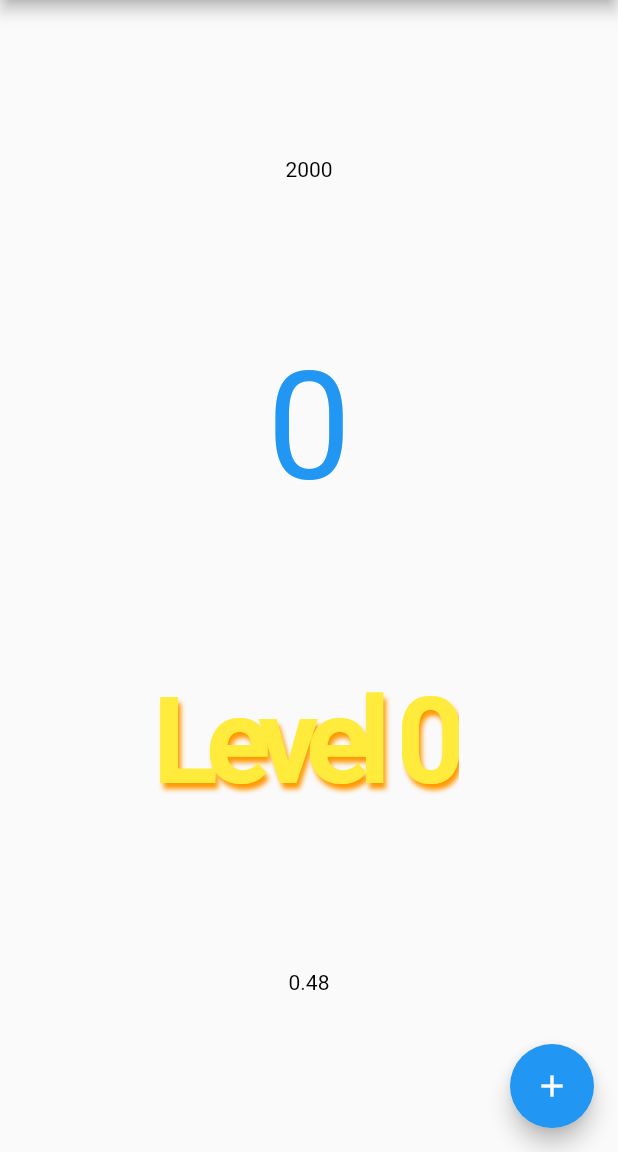
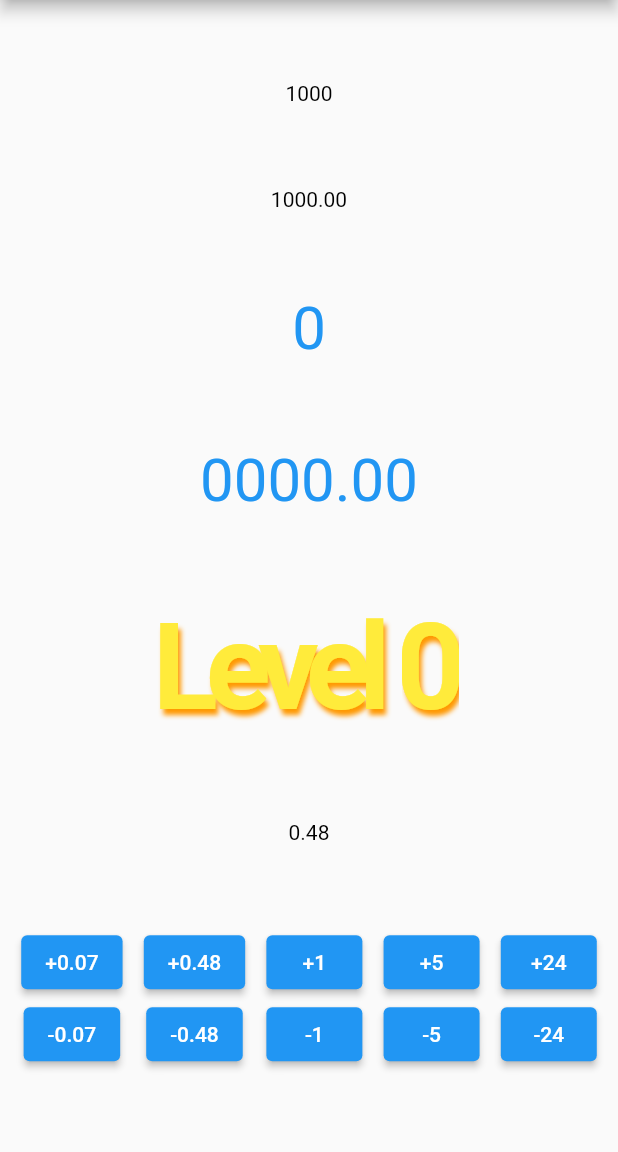
Before and after one commit to h65wang/flutter-animated-counter, a Flutter app: the screen it shows after launch, on a phone screen of 412 x 824 dp, the part 84-1236 px from its top. Run offline on Flutter 3.47's test engine with Material 2 defaults, Android fonts, the phone set to English and light mode, and no system bars.

Commit message:
Add `wholeDigits` property; update example project

```diff
--- a/example/lib/main.dart
+++ b/example/lib/main.dart
@@ -33,13 +33,26 @@ class _MyHomePageState extends State<MyHomePage> {
           mainAxisAlignment: MainAxisAlignment.spaceEvenly,
           children: [
             AnimatedFlipCounter(
-              value: 2000 + _value,
+              value: 1000 + _value,
+            ),
+            AnimatedFlipCounter(
+              value: 1000 + _value,
+              wholeDigits: 4,
+              fractionDigits: 2,
             ),
             AnimatedFlipCounter(
               value: _value,
               duration: Duration(seconds: 1),
               curve: Curves.bounceOut,
-              textStyle: TextStyle(fontSize: 100, color: Colors.blue),
+              textStyle: TextStyle(fontSize: 40, color: Colors.blue),
+            ),
+            AnimatedFlipCounter(
+              value: _value,
+              duration: Duration(seconds: 1),
+              curve: Curves.bounceOut,
+              wholeDigits: 4,
+              fractionDigits: 2,
+              textStyle: TextStyle(fontSize: 40, color: Colors.blue),
             ),
             AnimatedFlipCounter(
               value: _value,
@@ -62,15 +75,28 @@ class _MyHomePageState extends State<MyHomePage> {
               value: _value + 0.48,
               fractionDigits: 2,
             ),
+            Row(
+              mainAxisAlignment: MainAxisAlignment.spaceEvenly,
+              children: [0.07, 0.48, 1, 5, 24].map(_buildButton).toList(),
+            ),
           ],
         ),
       ),
-      floatingActionButton: FloatingActionButton(
-        child: Icon(Icons.add),
-        onPressed: () {
-          setState(() => _value += 1.0);
-        },
-      ),
+    );
+  }
+
+  Widget _buildButton(num value) {
+    return Column(
+      children: [
+        ElevatedButton(
+          child: Text('+$value'),
+          onPressed: () => setState(() => _value += value),
+        ),
+        ElevatedButton(
+          child: Text('-$value'),
+          onPressed: () => setState(() => _value -= value),
+        ),
+      ],
     );
   }
 }
--- a/lib/animated_flip_counter.dart
+++ b/lib/animated_flip_counter.dart
@@ -6,7 +6,7 @@ class AnimatedFlipCounter extends StatelessWidget {
   ///
   /// When a new value is specified, the counter will automatically animate
   /// from its old value to the new value.
-  final double value;
+  final num value;
 
   /// The duration over which to animate the value of this counter.
   final Duration duration;
@@ -31,6 +31,13 @@ class AnimatedFlipCounter extends StatelessWidget {
   /// The actual [value] will be rounded to the nearest digit.
   final int fractionDigits;
 
+  /// How many digits to display, before the decimal point.
+  ///
+  /// For example, `wholeDigits: 4` means it will pad `48` into `0048`.
+  /// Default value is `1`, setting it to `0` would turn `0.7` into `.7`.
+  /// If the actual [value] has more digits, this property will be ignored.
+  final int wholeDigits;
+
   const AnimatedFlipCounter({
     Key? key,
     required this.value,
@@ -40,7 +47,9 @@ class AnimatedFlipCounter extends StatelessWidget {
     this.prefix,
     this.suffix,
     this.fractionDigits = 0,
+    this.wholeDigits = 1,
   })  : assert(fractionDigits >= 0, "fractionDigits must be non-negative"),
+        assert(wholeDigits >= 0, "wholeDigits must be non-negative"),
         super(key: key);
 
   @override
@@ -69,8 +78,8 @@ class AnimatedFlipCounter extends StatelessWidget {
       digits.add(v);
       v = v ~/ 10;
     }
-    while (digits.length <= fractionDigits) {
-      digits.add(0); // add trailing zeroes if needed
+    while (digits.length < wholeDigits + fractionDigits) {
+      digits.add(0); // padding leading zeroes
     }
     digits = digits.reversed.toList(growable: false);
 
```
